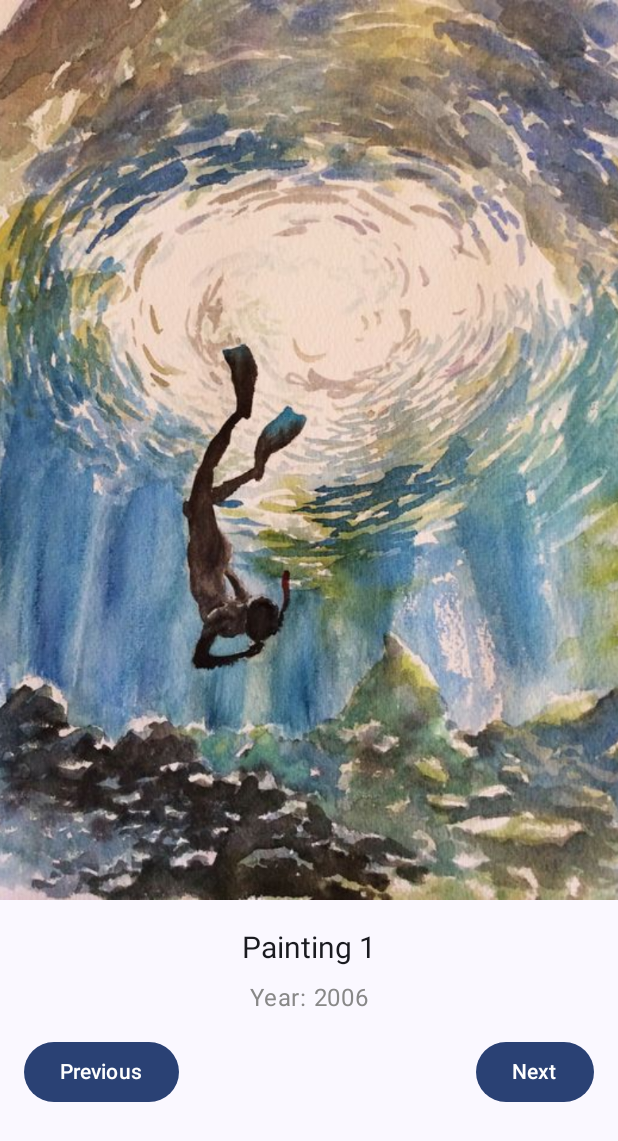
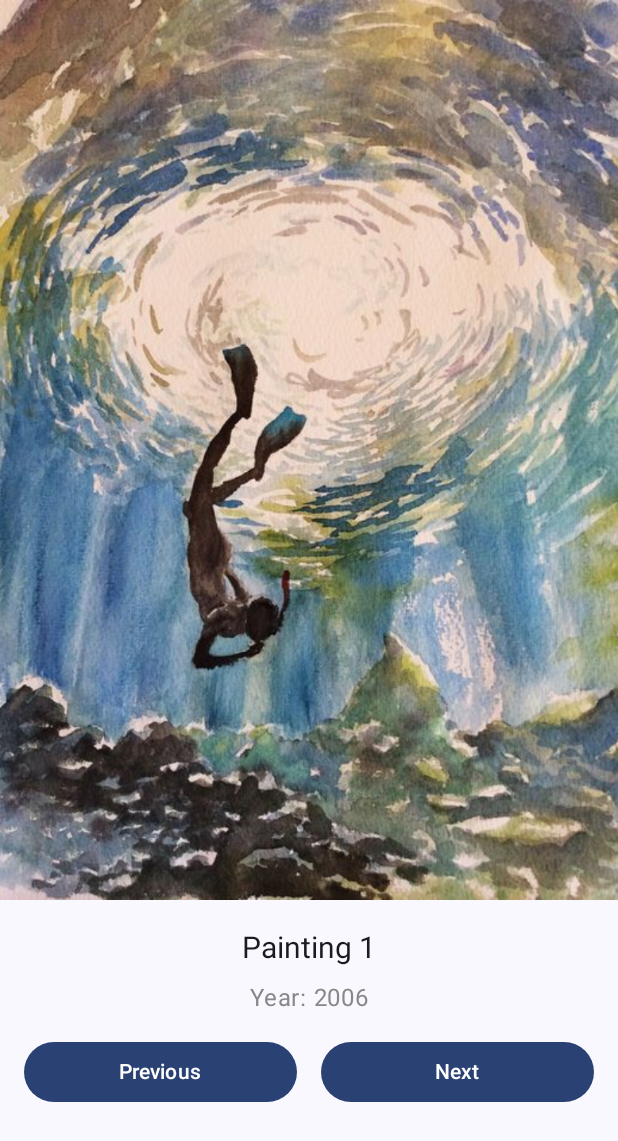
Before and after one commit to ZerJ704/ArtSpaceKu, an Android app built with Jetpack Compose: the screen it shows after launch (MainActivity), on a phone screen of 412 x 824 dp. Shown: the top 1141 px of the screen. Run offline under Robolectric (Android 15) with nearby library versions, the phone set to English and light mode, and no system bars.

Commit message:
button changes 2

```diff
--- a/app/src/main/java/id/utdi/jerymiannor/MainActivity.kt
+++ b/app/src/main/java/id/utdi/jerymiannor/MainActivity.kt
@@ -110,7 +110,9 @@ fun ArtSpaceApp(artItem: ArtItem) {
                     onClick = {
                         currentIndex = (currentIndex - 1).coerceAtLeast(0)
                     },
-                    modifier = Modifier.padding(end = 8.dp)
+                    modifier = Modifier
+                        .weight(1f) // Memberikan weight yang sama pada kedua tombol
+                        .padding(end = 8.dp)
                 ) {
                     Text("Previous")
                 }
@@ -118,7 +120,9 @@ fun ArtSpaceApp(artItem: ArtItem) {
                     onClick = {
                         currentIndex = (currentIndex + 1).coerceAtMost(artItems.size - 1)
                     },
-                    modifier = Modifier.padding(start = 8.dp)
+                    modifier = Modifier
+                        .weight(1f) // Memberikan weight yang sama pada kedua tombol
+                        .padding(start = 8.dp)
                 ) {
                     Text("Next")
                 }
```
